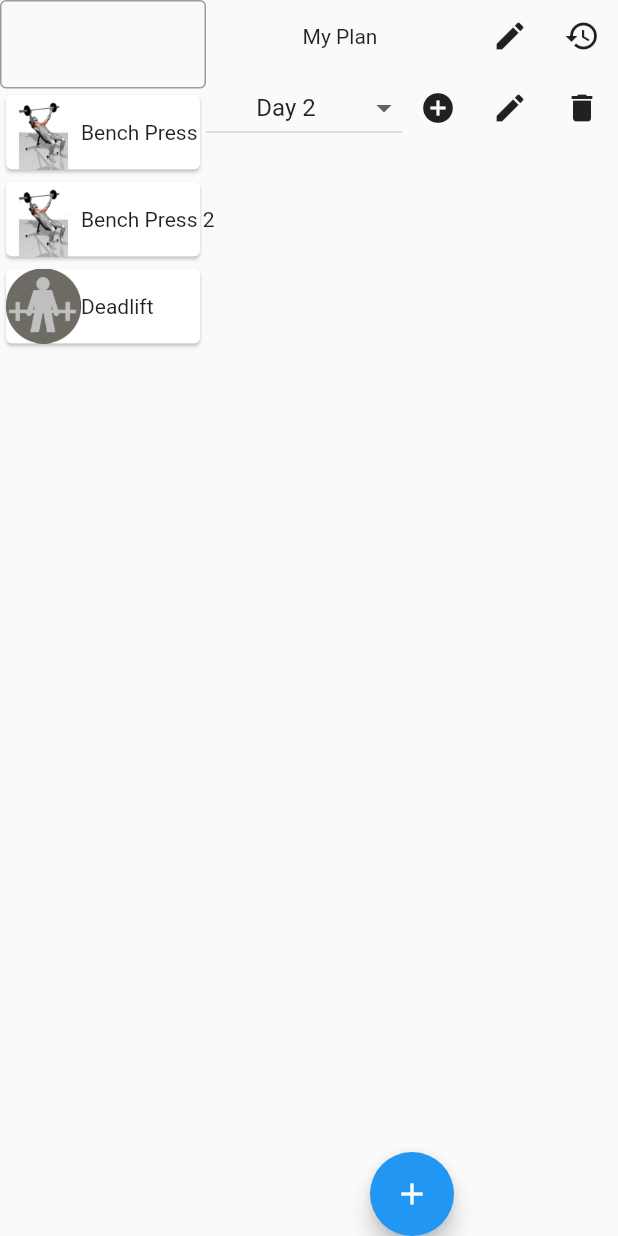
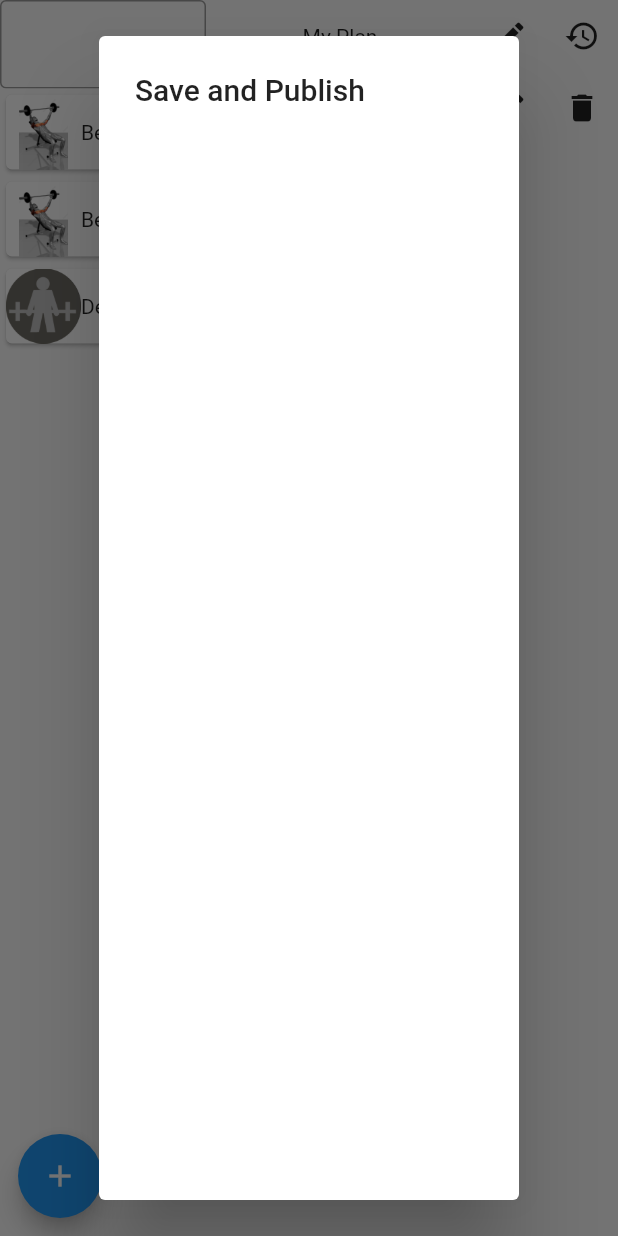
Before and after one commit to bpreise1/frontend, a Flutter app: the CreatePlanPage screen opened directly, after a tap on the "add circle" icon, after a tap on the "add" icon, on a phone screen of 412 x 824 dp. Run offline on Flutter 3.47's test engine with Material 2 defaults, Android fonts, the light colour scheme and no system bars; our stand-ins replace firebase_auth, firebase_core, flutter_riverpod; missing offline and left inert: firebase_ui_auth, firebase_ui_oauth_google; accounts and stored records are empty.

Commit message:
added sets and reps

```diff
--- a/lib/providers/exercise_plan_provider.dart
+++ b/lib/providers/exercise_plan_provider.dart
@@ -2,20 +2,19 @@ import 'package:flutter/material.dart';
 import 'package:flutter_riverpod/flutter_riverpod.dart';
 
 class Exercise {
-  const Exercise(
-      {required this.name,
-      required this.description,
-      required this.image,
-      this.sets,
-      this.reps,
-      this.rest});
+  const Exercise({
+    required this.name,
+    required this.description,
+    required this.image,
+    this.sets = '',
+    this.reps = '',
+  });
 
   final String name;
   final String description;
   final ImageProvider image;
-  final int? sets;
-  final int? reps;
-  final String? rest;
+  final String sets;
+  final String reps;
 }
 
 class ExercisePlanState {
@@ -68,12 +67,12 @@ class ExercisePlanNotifier extends StateNotifier<ExercisePlanState> {
         dayToExercisesMap: newDayToExercisesMap);
   }
 
-  void removeExercise(Exercise exercise) {
+  void removeExerciseAt(int index) {
     final Map<String, List<Exercise>> newDayToExercisesMap = {};
     state.dayToExercisesMap.forEach((key, value) {
       if (key == state.currentDay) {
         List<Exercise> newExerciseList = List.from(value);
-        newExerciseList.remove(exercise);
+        newExerciseList.removeAt(index);
         newDayToExercisesMap[key] = newExerciseList;
       } else {
         newDayToExercisesMap[key] = value;
@@ -107,14 +106,13 @@ class ExercisePlanNotifier extends StateNotifier<ExercisePlanState> {
         dayToExercisesMap: newDayToExercisesMap);
   }
 
-  void addDay(String day) {
-    if (day == '') {
-      throw Exception('Day must not be empty');
+  void addDay() {
+    int numDayToAdd = state.days.length + 1;
+    while (state.dayToExercisesMap.containsKey('Day $numDayToAdd')) {
+      numDayToAdd++;
     }
 
-    if (state.dayToExercisesMap.containsKey(day)) {
-      throw Exception('Name "$day" can only be used once');
-    }
+    String day = 'Day $numDayToAdd';
 
     final newDayToExercisesMap =
         Map<String, List<Exercise>>.from(state.dayToExercisesMap);
@@ -165,13 +163,55 @@ class ExercisePlanNotifier extends StateNotifier<ExercisePlanState> {
 
     final newDayToExercisesMap =
         Map<String, List<Exercise>>.from(state.dayToExercisesMap);
+    int indexToRemove = newDayToExercisesMap.keys.toList().indexOf(day);
     newDayToExercisesMap.remove(day);
 
-    String newDay = newDayToExercisesMap.keys.last;
+    String newDay;
+    if (indexToRemove == 0) {
+      newDay = newDayToExercisesMap.keys.first;
+    } else {
+      newDay = newDayToExercisesMap.keys.toList()[indexToRemove - 1];
+    }
 
     state = ExercisePlanState(
         planName: state.planName,
         currentDay: newDay,
+        dayToExercisesMap: newDayToExercisesMap);
+  }
+
+  void updateSets(String day, int index, String sets) {
+    final newDayToExercisesMap =
+        Map<String, List<Exercise>>.from(state.dayToExercisesMap);
+
+    Exercise exerciseToReplace = newDayToExercisesMap[day]![index];
+    newDayToExercisesMap[day]![index] = Exercise(
+        name: exerciseToReplace.name,
+        description: exerciseToReplace.description,
+        image: exerciseToReplace.image,
+        sets: sets,
+        reps: exerciseToReplace.reps);
+
+    state = ExercisePlanState(
+        planName: state.planName,
+        currentDay: state.currentDay,
+        dayToExercisesMap: newDayToExercisesMap);
+  }
+
+  void updateReps(String day, int index, String reps) {
+    final newDayToExercisesMap =
+        Map<String, List<Exercise>>.from(state.dayToExercisesMap);
+
+    Exercise exerciseToReplace = newDayToExercisesMap[day]![index];
+    newDayToExercisesMap[day]![index] = Exercise(
+        name: exerciseToReplace.name,
+        description: exerciseToReplace.description,
+        image: exerciseToReplace.image,
+        sets: exerciseToReplace.sets,
+        reps: reps);
+
+    state = ExercisePlanState(
+        planName: state.planName,
+        currentDay: state.currentDay,
         dayToExercisesMap: newDayToExercisesMap);
   }
 }
--- a/lib/screens/create_plan_page.dart
+++ b/lib/screens/create_plan_page.dart
@@ -4,7 +4,8 @@ import 'package:frontend/providers/exercise_plan_provider.dart';
 import 'package:frontend/widgets/day_select_dropdown.dart';
 import 'package:frontend/widgets/draggable_exercise_list.dart';
 import 'package:frontend/widgets/edit_text.dart';
-import 'package:frontend/widgets/exercise_card.dart';
+import 'package:frontend/widgets/exercise_list_item.dart';
+import 'package:frontend/widgets/exercise_list_item_textfield.dart';
 
 class CreatePlanPage extends StatelessWidget {
   const CreatePlanPage({super.key});
@@ -12,12 +13,15 @@ class CreatePlanPage extends StatelessWidget {
   //TODO: Make multiple consumer widgets so everything doesn't rerender anytime something changes
   @override
   Widget build(BuildContext context) {
-    return Row(
+    return Scaffold(
+        body: Row(
           children: [
             const Expanded(child: DraggableExerciseList()),
             Consumer(builder: ((context, ref, child) {
+              String currentDay = ref.watch(exercisePlanProvider).currentDay;
               String planName = ref.watch(exercisePlanProvider).planName;
-          List<Exercise>? exercises = ref.watch(exercisePlanProvider).exercises;
+              List<Exercise>? exercises =
+                  ref.watch(exercisePlanProvider).exercises;
 
               return Expanded(
                   flex: 2,
@@ -76,22 +80,65 @@ class CreatePlanPage extends StatelessWidget {
                                   .moveExercise(oldIndex, newIndex);
                             },
                             children: [
-                          for (int i = 0;
-                              exercises != null && i < exercises.length;
-                              i++)
-                            ExerciseCard(
-                              key: Key('$i'),
-                              exercise: exercises[i],
-                              isInsertedInCreatePlanList: true,
+                              for (int index = 0;
+                                  exercises != null && index < exercises.length;
+                                  index++)
+                                ExerciseListItem(
+                                  key: Key('$index'),
+                                  exercise: exercises[index],
+                                  children: [
+                                    Expanded(
+                                        child: ExerciseListItemTextfield(
+                                            text: exercises[index].sets,
+                                            onSubmitted: ((text) {
+                                              ref
+                                                  .read(exercisePlanProvider
+                                                      .notifier)
+                                                  .updateSets(
+                                                      currentDay, index, text);
+                                            }),
+                                            helperText: 'Sets')),
+                                    Expanded(
+                                        child: ExerciseListItemTextfield(
+                                            text: exercises[index].reps,
+                                            onSubmitted: (text) {
+                                              ref
+                                                  .read(exercisePlanProvider
+                                                      .notifier)
+                                                  .updateReps(
+                                                      currentDay, index, text);
+                                            },
+                                            helperText: 'Reps')),
+                                    IconButton(
+                                        icon: const Icon(Icons.delete),
+                                        onPressed: () {
+                                          ref
+                                              .read(
+                                                  exercisePlanProvider.notifier)
+                                              .removeExerciseAt(index);
+                                        })
+                                  ],
                                 ),
                             ]);
                       }))),
-                  FloatingActionButton(
-                      onPressed: () {}, child: const Icon(Icons.add)),
                     ],
                   ));
             }))
           ],
+        ),
+        floatingActionButtonLocation:
+            FloatingActionButtonLocation.miniStartFloat,
+        floatingActionButton: FloatingActionButton(
+            onPressed: () {
+              showDialog(
+                  context: context,
+                  builder: (context) {
+                    return AlertDialog(
+                      title: const Text('Save and Publish'),
+                      content: Container(),
                     );
+                  });
+            },
+            child: const Icon(Icons.add)));
   }
 }
--- a/lib/widgets/day_select_dropdown.dart
+++ b/lib/widgets/day_select_dropdown.dart
@@ -82,9 +82,7 @@ class _DaySelectDropdownState extends State<DaySelectDropdown> {
             Row(children: [
               IconButton(
                   onPressed: () {
-                    ref
-                        .read(exercisePlanProvider.notifier)
-                        .addDay('Day ${allDays.length + 1}');
+                    ref.read(exercisePlanProvider.notifier).addDay();
                   },
                   icon: const Icon(Icons.add_circle)),
               IconButton(
@@ -95,7 +93,8 @@ class _DaySelectDropdownState extends State<DaySelectDropdown> {
                   },
                   icon: const Icon(Icons.edit)),
               IconButton(
-                  onPressed: () {
+                  onPressed: allDays.length > 1
+                      ? () {
                           showDialog(
                               context: context,
                               builder: ((context) {
@@ -112,7 +111,8 @@ class _DaySelectDropdownState extends State<DaySelectDropdown> {
                                         OutlinedButton(
                                             onPressed: () {
                                               ref
-                                            .read(exercisePlanProvider.notifier)
+                                                  .read(exercisePlanProvider
+                                                      .notifier)
                                                   .removeDay(currentDay);
                                               Navigator.pop(context);
                                             },
@@ -120,7 +120,8 @@ class _DaySelectDropdownState extends State<DaySelectDropdown> {
                                       ],
                                     ));
                               }));
-                  },
+                        }
+                      : null,
                   icon: const Icon(Icons.delete))
             ]),
         ],
--- a/lib/widgets/draggable_exercise_list_item.dart
+++ b/lib/widgets/draggable_exercise_list_item.dart
@@ -1,6 +1,5 @@
 import 'package:flutter/material.dart';
 import 'package:frontend/providers/exercise_plan_provider.dart';
-import 'package:frontend/widgets/exercise_card.dart';
 import 'package:frontend/widgets/exercise_list_item.dart';
 
 class DraggableExerciseListItem extends StatelessWidget {
@@ -12,8 +11,8 @@ class DraggableExerciseListItem extends StatelessWidget {
   Widget build(BuildContext context) {
     return Draggable(
         data: exercise,
-        feedback: ExerciseCard(exercise: exercise),
-        childWhenDragging: ExerciseCard(exercise: exercise),
-        child: ExerciseCard(exercise: exercise));
+        feedback: ExerciseListItem(exercise: exercise),
+        childWhenDragging: ExerciseListItem(exercise: exercise),
+        child: ExerciseListItem(exercise: exercise));
   }
 }
--- a/lib/widgets/exercise_card.dart
+++ /dev/null
@@ -1,34 +0,0 @@
-import 'package:flutter/material.dart';
-import 'package:flutter_riverpod/flutter_riverpod.dart';
-import 'package:frontend/providers/exercise_plan_provider.dart';
-
-class ExerciseCard extends StatelessWidget {
-  const ExerciseCard(
-      {required this.exercise,
-      this.isInsertedInCreatePlanList = false,
-      super.key});
-
-  final Exercise exercise;
-  final bool isInsertedInCreatePlanList;
-
-  @override
-  Widget build(BuildContext context) {
-    return Card(
-        child: Row(
-      children: [
-        Image(image: exercise.image, width: 50, height: 50),
-        Text(exercise.name),
-        if (isInsertedInCreatePlanList)
-          Consumer(builder: ((context, ref, child) {
-            return IconButton(
-                onPressed: () {
-                  ref
-                      .read(exercisePlanProvider.notifier)
-                      .removeExercise(exercise);
-                },
-                icon: const Icon(Icons.delete));
-          }))
-      ],
-    ));
-  }
-}
--- a/lib/widgets/exercise_list_item.dart
+++ b/lib/widgets/exercise_list_item.dart
@@ -1,20 +1,23 @@
 import 'package:flutter/material.dart';
 import 'package:frontend/providers/exercise_plan_provider.dart';
-import 'package:frontend/widgets/exercise_card.dart';
 
 class ExerciseListItem extends StatelessWidget {
   const ExerciseListItem(
       {required this.exercise,
-      this.isInsertedInCreatePlanList = false,
+      this.children = const [],
+      this.onTapEnabled = true,
       super.key});
 
   final Exercise exercise;
-  final bool isInsertedInCreatePlanList;
+  final List<Widget> children;
+  final bool onTapEnabled;
 
   @override
   Widget build(BuildContext context) {
-    return InkWell(
-      onTap: () {
+    return Material(
+        child: InkWell(
+      onTap: onTapEnabled
+          ? () {
               showDialog(
                   context: context,
                   builder: (context) => AlertDialog(
@@ -23,11 +26,17 @@ class ExerciseListItem extends StatelessWidget {
                           children: [Text(exercise.description)],
                         ),
                       ));
-      },
-      child: ExerciseCard(
-        exercise: exercise,
-        isInsertedInCreatePlanList: isInsertedInCreatePlanList,
+            }
+          : null,
+      child: Card(
+        child: Row(
+          children: [
+            Image(image: exercise.image, width: 50, height: 50),
+            Text(exercise.name),
+            ...children
+          ],
         ),
-    );
+      ),
+    ));
   }
 }
```
Also changed, not shown: lib/widgets/exercise_list_item_textfield.dart (added, +60 -0 lines). Lines whose indentation alone changed are shown as unchanged.
